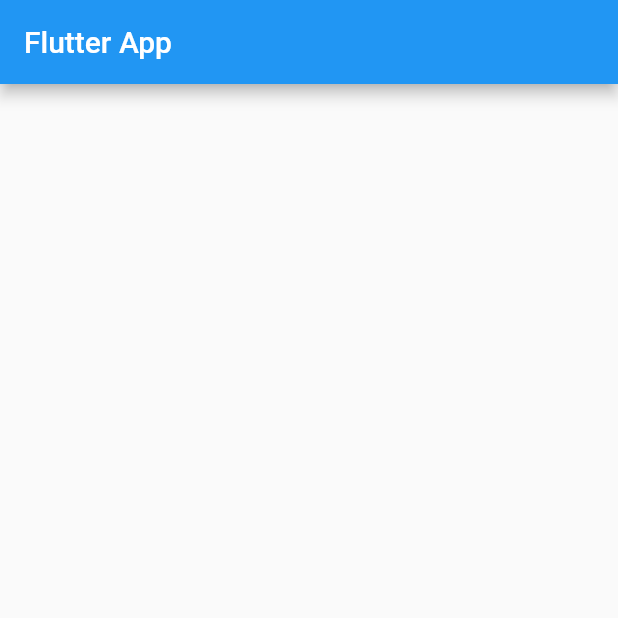
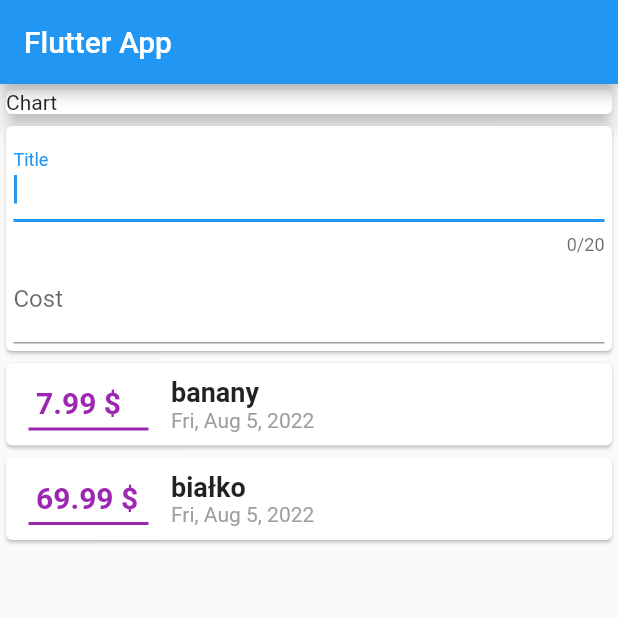
Before and after one commit to KGebski0036/Flutter, a Flutter app: the screen it shows after launch, on a phone screen of 412 x 824 dp, the top half of it. Run offline on Flutter 3.47's test engine with Material 2 defaults, Android fonts, the light colour scheme and no system bars.

Commit message:
add displaing transaction and basic dummy input

```diff
--- /dev/null
+++ b/estimate_app/lib/add_transaction_dialog.dart
@@ -0,0 +1,28 @@
+import 'package:flutter/material.dart';
+
+class AddTransactionDialog extends StatelessWidget {
+  @override
+  Widget build(BuildContext context) {
+    return Card(
+      child: Container(
+        padding: EdgeInsets.all(5),
+        child: Column(
+          children: <Widget>[
+            TextField(
+              maxLength: 20,
+              autofocus: true,
+              decoration: InputDecoration(
+                labelText: 'Title'
+              ),
+            ),
+            TextField(
+              decoration: InputDecoration(
+                labelText: 'Cost'
+              ),
+            ),
+          ],
+        ),
+      ),
+    );
+  }
+}
--- a/estimate_app/lib/main.dart
+++ b/estimate_app/lib/main.dart
@@ -1,4 +1,8 @@
 import 'package:flutter/material.dart';
+
+import 'add_transaction_dialog.dart';
+import 'models/transaction.dart';
+import 'transaction_card.dart';
 
 void main() => runApp(MyApp());
 
@@ -13,6 +17,19 @@ class MyApp extends StatelessWidget {
 }
 
 class MyHomePage extends StatelessWidget {
+  final List<Transaction> transacrions = [
+    Transaction(
+        id: '0',
+        title: 'banany',
+        cost: 7.99,
+        dateOfTransaction: DateTime.now()),
+    Transaction(
+        id: '1',
+        title: 'białko',
+        cost: 69.99,
+        dateOfTransaction: DateTime.now())
+  ];
+
   @override
   Widget build(BuildContext context) {
     return Scaffold(
@@ -20,8 +37,20 @@ class MyHomePage extends StatelessWidget {
         title: Text('Flutter App'),
       ),
       body: Column(
+        crossAxisAlignment: CrossAxisAlignment.stretch,
         children: <Widget>[
-          Card()
+          Card(
+            child: Container(
+              child: Text('Chart'),
+            ),
+            elevation: 5,
+          ),
+          AddTransactionDialog(),
+          Column(
+            children: transacrions.map((e) =>
+              TarnsactionCard(e)
+            ).toList(),
+          ),
         ],
       ),
     );
--- /dev/null
+++ b/estimate_app/lib/models/transaction.dart
@@ -0,0 +1,15 @@
+import 'package:flutter/foundation.dart';
+
+class Transaction {
+  final String id;
+  final String title;
+  final double cost;
+  final DateTime dateOfTransaction;
+
+  Transaction({
+    @required this.id,
+    @required this.title,
+    @required this.cost,
+    @required this.dateOfTransaction
+    });
+}
--- /dev/null
+++ b/estimate_app/lib/transaction_card.dart
@@ -0,0 +1,55 @@
+import 'package:flutter/material.dart';
+import 'package:flutter_complete_guide/models/transaction.dart';
+import 'package:intl/intl.dart';
+
+class TarnsactionCard extends StatelessWidget {
+  const TarnsactionCard(this.transaction, {Key key}) : super(key: key);
+
+  final Transaction transaction;
+  final String costSign = " \$";
+
+  @override
+  Widget build(BuildContext context) {
+    return Card(
+      child: Row(
+        children: [
+          Container(
+            width: 80,
+            margin: EdgeInsets.symmetric(vertical: 10, horizontal: 15),
+            padding: EdgeInsets.all(5),
+            child: Text(
+              transaction.cost.toString() + costSign,
+              style: TextStyle(
+                fontWeight: FontWeight.bold,
+                fontSize: 20,
+                color: Colors.purple,
+              ),
+            ),
+            decoration: BoxDecoration(
+                border:
+                    Border(bottom: BorderSide(color: Colors.purple, width: 2))),
+          ),
+          Container(
+            child: Column(
+              crossAxisAlignment: CrossAxisAlignment.start,
+              children: [
+              Text(
+                transaction.title,
+                style: TextStyle(
+                  fontSize: 18,
+                  fontWeight: FontWeight.bold
+
+                  ),
+                ),
+              Text(
+                DateFormat.yMMMEd().format(transaction.dateOfTransaction),
+                style: TextStyle(color: Colors.grey,),
+                textAlign: TextAlign.right,
+              ),
+            ]),
+          )
+        ],
+      ),
+    );
+  }
+}
--- a/estimate_app/pubspec.yaml
+++ b/estimate_app/pubspec.yaml
@@ -23,6 +23,7 @@ environment:
 dependencies:
   flutter:
     sdk: flutter
+  intl: ^0.17.0
 
 
   # The following adds the Cupertino Icons font to your application.
```
